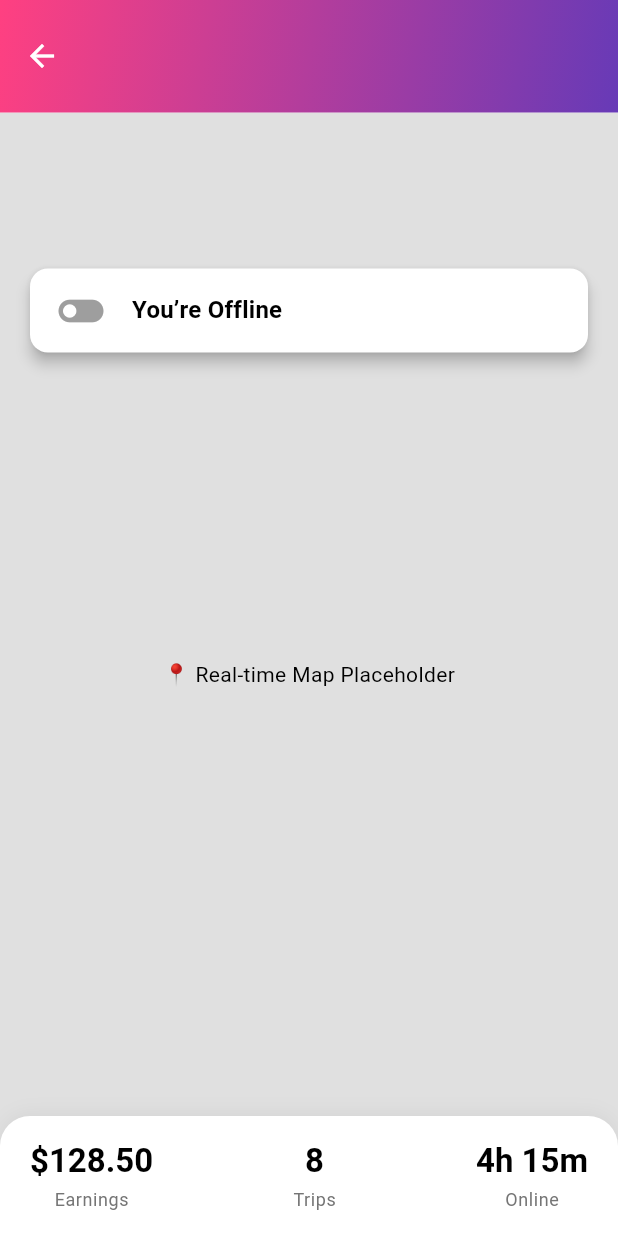
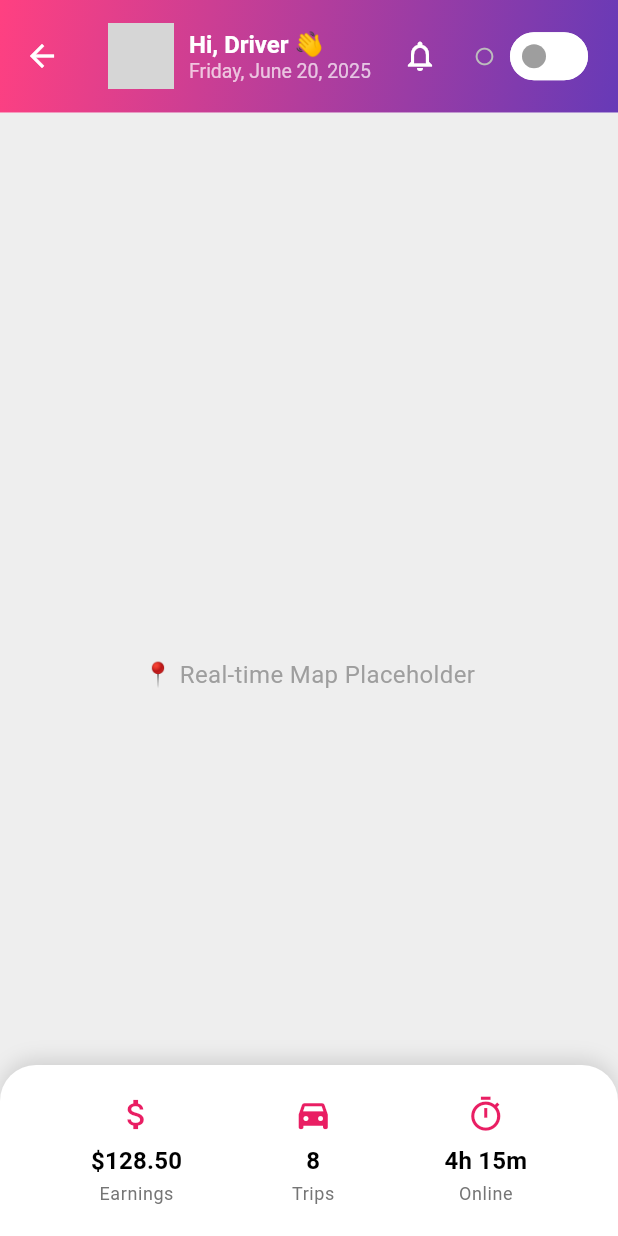
Before and after one commit to johnverz22/tryk-ride-app, a Flutter app: the HomeScreen screen opened directly, on a phone screen of 412 x 824 dp. Run offline on Flutter 3.47's test engine with Material 3 defaults, Android fonts, the phone set to English and light mode, and no system bars; our stand-ins replace dartz, dio, dotted_border, flutter_secure_storage, font_awesome_flutter, shared_preferences; missing offline and left inert: data_connection_checker_tv; accounts and stored records are empty; grey boxes are pictures that could not be loaded.

Commit message:
fixed appbar

```diff
--- a/flutter/driver/lib/features/driver/presentation/pages/screens/navigation/home_screen.dart
+++ b/flutter/driver/lib/features/driver/presentation/pages/screens/navigation/home_screen.dart
@@ -1,95 +1,63 @@
 import 'package:flutter/material.dart';
-import '../../../widgets/widgets.dart';
+import 'package:provider/provider.dart';
+import '../../../widgets/widgets.dart'; // Make sure this includes CustomUserAppBar
+import '../../../providers/driver_provider.dart'; // Adjust the import path accordingly
 
-class HomeScreen extends StatefulWidget {
+class HomeScreen extends StatelessWidget {
   const HomeScreen({super.key});
 
   @override
-  State<HomeScreen> createState() => _HomeScreenState();
-}
-
-class _HomeScreenState extends State<HomeScreen> {
-  bool isOnline = false;
-
-  void toggleAvailability() {
-    setState(() => isOnline = !isOnline);
-  }
-
-  @override
   Widget build(BuildContext context) {
-    final theme = Theme.of(context);
+    final driverProvider = Provider.of<DriverProvider>(context);
 
     return Scaffold(
-      appBar: const CustomUserAppBar(), // Top bar: profile, settings
+      appBar: CustomUserAppBar(
+        isOnline: driverProvider.isOnline,
+        onToggleOnline: (val) => driverProvider.setOnlineStatus(val),
+      ),
       body: Stack(
         children: [
-          // 🔁 Placeholder for map (replace with GoogleMap widget)
+          // 🌍 Replace with GoogleMap in production
           Container(
+            width: double.infinity,
             height: double.infinity,
-            color: Colors.grey[300],
-            child: const Center(child: Text("📍 Real-time Map Placeholder")),
-          ),
-
-          // 🔁 Availability toggle (overlay on top of map)
-          Positioned(
-            top: 100,
-            left: 16,
-            right: 16,
-            child: Card(
-              shape: RoundedRectangleBorder(borderRadius: BorderRadius.circular(12)),
-              elevation: 4,
-              child: ListTile(
-                leading: Icon(
-                  isOnline ? Icons.toggle_on : Icons.toggle_off,
-                  size: 36,
-                  color: isOnline ? Colors.green : Colors.grey,
-                ),
-                title: Text(
-                  isOnline ? 'You’re Online' : 'You’re Offline',
-                  style: theme.textTheme.titleMedium?.copyWith(fontWeight: FontWeight.w600),
-                ),
-                trailing: Switch(
-                  value: isOnline,
-                  onChanged: (_) => toggleAvailability(),
-                  activeColor: Colors.green,
-                ),
+            color: Colors.grey[200],
+            child: const Center(
+              child: Text(
+                "📍 Real-time Map Placeholder",
+                style: TextStyle(fontSize: 16, color: Colors.grey),
               ),
             ),
           ),
 
-          // 🔁 Bottom summary (earnings, trips, time online)
+          // 📊 Summary Bottom Card
           Positioned(
             bottom: 0,
             left: 0,
             right: 0,
             child: Container(
-              padding: const EdgeInsets.symmetric(horizontal: 20, vertical: 16),
+              padding: const EdgeInsets.symmetric(horizontal: 24, vertical: 20),
               decoration: BoxDecoration(
                 color: Colors.white,
-                borderRadius: const BorderRadius.vertical(top: Radius.circular(20)),
+                borderRadius: const BorderRadius.vertical(top: Radius.circular(24)),
                 boxShadow: [
                   BoxShadow(
-                    color: Colors.black.withOpacity(0.05),
+                    color: Colors.black12,
                     blurRadius: 10,
-                    offset: const Offset(0, -2),
+                    offset: const Offset(0, -4),
                   ),
                 ],
               ),
               child: Row(
-                mainAxisAlignment: MainAxisAlignment.spaceBetween,
+                mainAxisAlignment: MainAxisAlignment.spaceAround,
                 children: const [
-                  SummaryTile(label: 'Earnings', value: '\$128.50'),
-                  SummaryTile(label: 'Trips', value: '8'),
-                  SummaryTile(label: 'Online', value: '4h 15m'),
+                  SummaryTile(icon: Icons.attach_money, label: 'Earnings', value: '\$128.50'),
+                  SummaryTile(icon: Icons.directions_car_filled, label: 'Trips', value: '8'),
+                  SummaryTile(icon: Icons.timer_outlined, label: 'Online', value: '4h 15m'),
                 ],
               ),
             ),
           ),
-
-          // 🔁 Incoming ride overlay (optional/conditional)
-          // Can be shown conditionally:
-          // if (incomingRequest) Positioned(...)
-
         ],
       ),
     );
@@ -97,11 +65,13 @@ class _HomeScreenState extends State<HomeScreen> {
 }
 
 class SummaryTile extends StatelessWidget {
+  final IconData icon;
   final String label;
   final String value;
 
   const SummaryTile({
     super.key,
+    required this.icon,
     required this.label,
     required this.value,
   });
@@ -112,11 +82,13 @@ class SummaryTile extends StatelessWidget {
     return Column(
       mainAxisSize: MainAxisSize.min,
       children: [
+        Icon(icon, size: 26, color: theme.colorScheme.primary),
+        const SizedBox(height: 6),
         Text(
           value,
-          style: theme.textTheme.titleLarge?.copyWith(fontWeight: FontWeight.bold),
+          style: theme.textTheme.titleMedium?.copyWith(fontWeight: FontWeight.bold),
         ),
-        const SizedBox(height: 4),
+        const SizedBox(height: 2),
         Text(
           label,
           style: theme.textTheme.bodySmall?.copyWith(color: Colors.grey[600]),
--- a/flutter/driver/lib/features/driver/presentation/widgets/custom_app_bar.dart
+++ b/flutter/driver/lib/features/driver/presentation/widgets/custom_app_bar.dart
@@ -1,22 +1,33 @@
 import 'package:flutter/material.dart';
 import 'package:provider/provider.dart';
+import 'package:intl/intl.dart'; // for formatting date
 import '../providers/driver_provider.dart';
-import 'custom_top_bar.dart';
 
 class CustomUserAppBar extends StatelessWidget implements PreferredSizeWidget {
-  const CustomUserAppBar({super.key, this.title});
+  final VoidCallback? onNotificationTap;
+  final bool isOnline;
+  final ValueChanged<bool> onToggleOnline;
 
-  final String? title;
+  const CustomUserAppBar({
+    super.key,
+    this.onNotificationTap,
+    required this.isOnline,
+    required this.onToggleOnline,
+  });
 
   @override
   Size get preferredSize => const Size.fromHeight(75);
 
   @override
   Widget build(BuildContext context) {
-    final user = Provider.of<DriverProvider>(context).driver;
+    final driver = Provider.of<DriverProvider>(context, listen: false).driver;
+    final userName = driver?.fullName ?? 'Driver';
+    final profilePhoto = driver?.profilePhotoUrl ?? '';
+    final currentDate = DateFormat.yMMMMEEEEd().format(DateTime.now());
 
     return AppBar(
       backgroundColor: Colors.transparent,
+      elevation: 0,
       flexibleSpace: Container(
         decoration: const BoxDecoration(
           gradient: LinearGradient(
@@ -26,19 +37,66 @@ class CustomUserAppBar extends StatelessWidget implements PreferredSizeWidget {
           ),
         ),
       ),
-      elevation: 0,
       toolbarHeight: preferredSize.height,
-      title: user != null
-          ? CustomTopBar(
-              userName: user.fullName,
-              profileImageUrl: user.profilePhotoUrl?.isNotEmpty == true
-                  ? user.profilePhotoUrl!
-                  : '',
-            )
-          : Text(
-              title ?? '',
-              style: const TextStyle(color: Colors.white, fontWeight: FontWeight.bold),
+      titleSpacing: 16,
+      title: Row(
+        children: [
+          CircleAvatar(
+            radius: 22,
+            backgroundImage: profilePhoto.isNotEmpty
+                ? NetworkImage(profilePhoto)
+                : const AssetImage('assets/images/default_avatar.png') as ImageProvider,
+          ),
+          const SizedBox(width: 10),
+          Expanded(
+            child: Column(
+              crossAxisAlignment: CrossAxisAlignment.start,
+              mainAxisAlignment: MainAxisAlignment.center,
+              children: [
+                Text(
+                  'Hi, $userName 👋',
+                  style: const TextStyle(
+                    fontSize: 16,
+                    fontWeight: FontWeight.bold,
+                    color: Colors.white,
+                    overflow: TextOverflow.ellipsis,
+                  ),
+                ),
+                Text(
+                  currentDate,
+                  style: const TextStyle(
+                    fontSize: 13,
+                    color: Colors.white70,
+                    overflow: TextOverflow.ellipsis,
+                  ),
+                ),
+              ],
             ),
+          ),
+          IconButton(
+            icon: const Icon(Icons.notifications_none, color: Colors.white),
+            onPressed: onNotificationTap ?? () {},
+          ),
+          const SizedBox(width: 12),
+          Row(
+            children: [
+              Icon(
+                isOnline ? Icons.circle : Icons.circle_outlined,
+                size: 14,
+                color: isOnline ? Colors.greenAccent : Colors.grey[400],
+              ),
+              const SizedBox(width: 6),
+              Switch(
+                value: isOnline,
+                onChanged: onToggleOnline,
+                activeColor: Colors.greenAccent,
+                inactiveThumbColor: Colors.grey,
+                materialTapTargetSize: MaterialTapTargetSize.shrinkWrap,
+              ),
+            ],
+          ),
+        ],
+      ),
     );
   }
 }
```
Also changed, not shown: flutter/driver/lib/features/driver/presentation/pages/screens/navigation/dashboard_screen.dart (+7 -2 lines), flutter/driver/lib/features/driver/presentation/pages/screens/navigation/earnings_screen.dart (+7 -1 lines), flutter/driver/lib/features/driver/presentation/pages/screens/navigation/trips_screen.dart (+9 -2 lines), flutter/driver/lib/features/driver/presentation/providers/driver_provider.dart (+23 -0 lines), flutter/driver/lib/features/driver/presentation/widgets/custom_top_bar.dart (+92 -36 lines), 1 other file.
